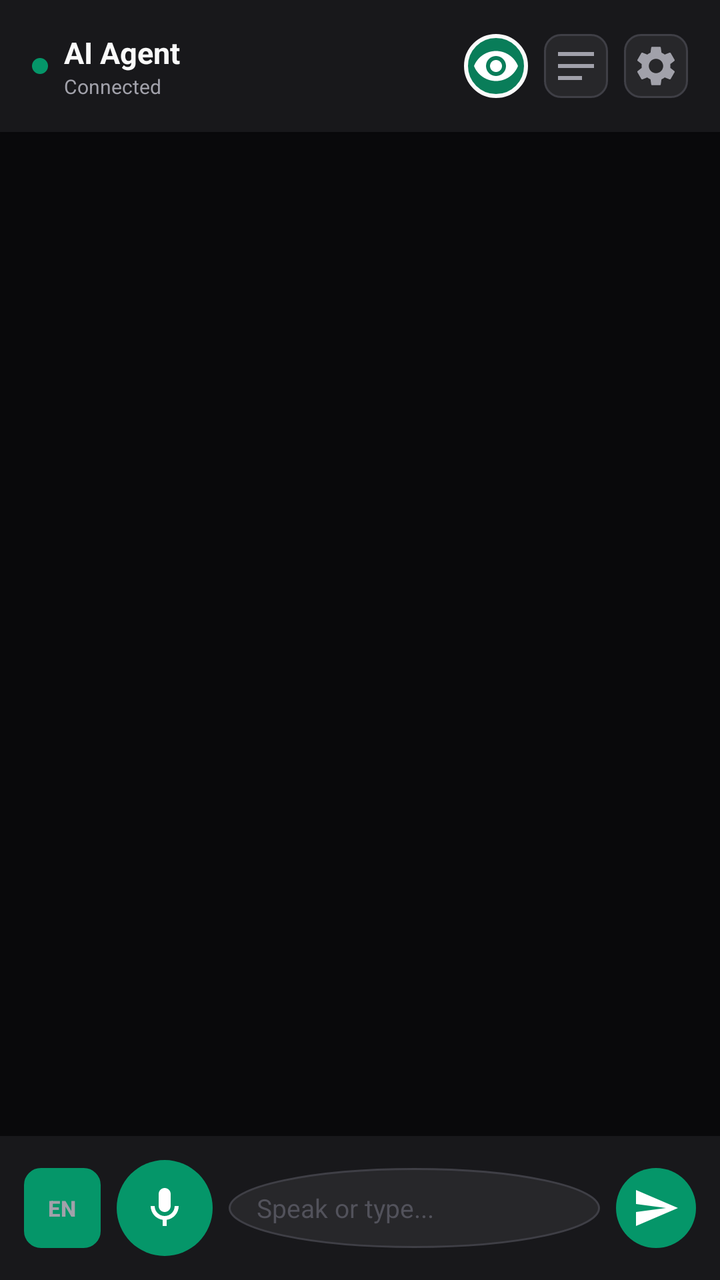
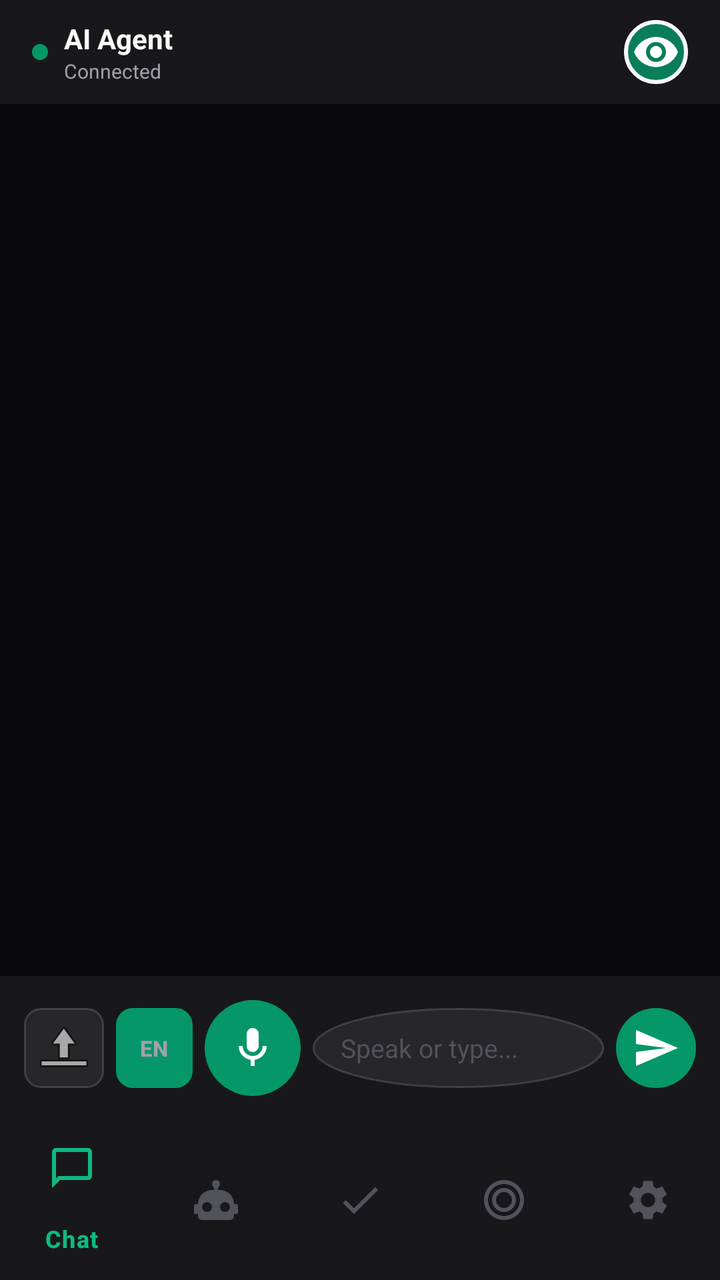

Compare the two renders of this Android layout. The source of the first and the diff that turns it into the second are given below.
<!-- AndroidManifest.xml: application theme Theme.AIAgent -->
<!-- res/layout/activity_main.xml -->
<?xml version="1.0" encoding="utf-8"?>
<androidx.constraintlayout.widget.ConstraintLayout
    xmlns:android="http://schemas.android.com/apk/res/android"
    xmlns:app="http://schemas.android.com/apk/res-auto"
    android:layout_width="match_parent"
    android:layout_height="match_parent"
    android:background="@color/bg_dark"
    android:fitsSystemWindows="true">

    
    <LinearLayout
        android:id="@+id/header"
        android:layout_width="match_parent"
        android:layout_height="wrap_content"
        android:orientation="horizontal"
        android:gravity="center_vertical"
        android:padding="16dp"
        android:background="@color/bg_surface"
        android:elevation="2dp"
        app:layout_constraintTop_toTopOf="parent">

        <View
            android:id="@+id/statusDot"
            android:layout_width="8dp"
            android:layout_height="8dp"
            android:background="@drawable/status_dot"
            android:layout_marginEnd="8dp" />

        <LinearLayout
            android:layout_width="0dp"
            android:layout_height="wrap_content"
            android:layout_weight="1"
            android:orientation="vertical">

            <TextView
                android:layout_width="wrap_content"
                android:layout_height="wrap_content"
                android:text="@string/app_name"
                android:textColor="@color/text_primary"
                android:textSize="15sp"
                android:textStyle="bold" />

            <TextView
                android:id="@+id/statusText"
                android:layout_width="wrap_content"
                android:layout_height="wrap_content"
                android:text="@string/status_connected"
                android:textColor="@color/text_secondary"
                android:textSize="10sp" />
        </LinearLayout>

        <Button
            android:id="@+id/stopSpeakBtn"
            android:layout_width="wrap_content"
            android:layout_height="32dp"
            android:text="@string/stop_speaking"
            android:textSize="11sp"
            android:textColor="@color/accent_emerald_light"
            android:background="@drawable/stop_button_bg"
            android:paddingStart="12dp"
            android:paddingEnd="12dp"
            android:visibility="gone" />

        <ImageButton
            android:id="@+id/overlayBtn"
            android:layout_width="32dp"
            android:layout_height="32dp"
            android:src="@drawable/ic_eye"
            android:background="@drawable/overlay_button_bg"
            android:contentDescription="Toggle floating button"
            android:layout_marginStart="8dp" />

        <ImageButton
            android:id="@+id/rulesBtn"
            android:layout_width="32dp"
            android:layout_height="32dp"
            android:src="@drawable/ic_rules"
            android:background="@drawable/control_button_bg"
            android:contentDescription="Rules and scheduled tasks"
            android:layout_marginStart="8dp" />

        <ImageButton
            android:id="@+id/settingsBtn"
            android:layout_width="32dp"
            android:layout_height="32dp"
            android:src="@drawable/ic_settings"
            android:background="@drawable/control_button_bg"
            android:contentDescription="Settings"
            android:layout_marginStart="8dp" />
    </LinearLayout>

    
    <androidx.recyclerview.widget.RecyclerView
        android:id="@+id/messagesList"
        android:layout_width="match_parent"
        android:layout_height="0dp"
        android:clipToPadding="false"
        android:padding="16dp"
        android:scrollbars="vertical"
        app:layout_constraintTop_toBottomOf="@id/header"
        app:layout_constraintBottom_toTopOf="@id/interimText" />

    
    <TextView
        android:id="@+id/interimText"
        android:layout_width="match_parent"
        android:layout_height="wrap_content"
        android:paddingHorizontal="16dp"
        android:paddingBottom="4dp"
        android:textColor="@color/accent_emerald_light"
        android:textStyle="italic"
        android:textSize="11sp"
        android:visibility="gone"
        app:layout_constraintBottom_toTopOf="@id/footer" />

    
    <LinearLayout
        android:id="@+id/footer"
        android:layout_width="match_parent"
        android:layout_height="wrap_content"
        android:orientation="horizontal"
        android:gravity="center_vertical"
        android:padding="12dp"
        android:background="@color/bg_surface"
        app:layout_constraintBottom_toBottomOf="parent">

        <Button
            android:id="@+id/langBtn"
            android:layout_width="wrap_content"
            android:layout_height="40dp"
            android:minWidth="0dp"
            android:text="EN"
            android:textSize="11sp"
            android:textStyle="bold"
            android:textColor="@color/text_secondary"
            android:background="@drawable/control_button_bg"
            android:paddingStart="12dp"
            android:paddingEnd="12dp"
            android:layout_marginEnd="8dp" />

        <ImageButton
            android:id="@+id/voiceBtn"
            android:layout_width="48dp"
            android:layout_height="48dp"
            android:src="@drawable/ic_mic"
            android:background="@drawable/voice_button_bg"
            android:contentDescription="@string/voice_input"
            android:layout_marginEnd="8dp" />

        <EditText
            android:id="@+id/textInput"
            android:layout_width="0dp"
            android:layout_height="40dp"
            android:layout_weight="1"
            android:hint="@string/hint_speak"
            android:textColorHint="@color/text_muted"
            android:textColor="@color/text_primary"
            android:textSize="13sp"
            android:background="@drawable/input_bg"
            android:paddingStart="14dp"
            android:paddingEnd="14dp"
            android:singleLine="true"
            android:imeOptions="actionSend"
            android:inputType="text" />

        <ImageButton
            android:id="@+id/sendBtn"
            android:layout_width="40dp"
            android:layout_height="40dp"
            android:src="@drawable/ic_send"
            android:background="@drawable/send_button_bg"
            android:contentDescription="@string/send"
            android:enabled="false"
            android:layout_marginStart="8dp" />
    </LinearLayout>

</androidx.constraintlayout.widget.ConstraintLayout>
<!-- resources referenced by this layout -->
<resources>
  <color name="accent_emerald_light">#FF10B981</color>
  <color name="bg_dark">#FF09090B</color>
  <color name="bg_surface">#FF18181B</color>
  <color name="text_muted">#FF52525B</color>
  <color name="text_primary">#FFFAFAFA</color>
  <color name="text_secondary">#FFA1A1AA</color>
  <!-- drawable control_button_bg (drawable) -->
  <shape xmlns:android="http://schemas.android.com/apk/res/android" android:shape="rectangle">
      <solid android:color="@color/bg_surface_variant" />
      <stroke android:width="1dp" android:color="@color/border" />
      <corners android:radius="8dp" />
  </shape>
  <!-- drawable ic_rules (drawable) -->
  <vector xmlns:android="http://schemas.android.com/apk/res/android"
      android:width="24dp"
      android:height="24dp"
      android:viewportWidth="24"
      android:viewportHeight="24"
      android:tint="@color/text_secondary">
      <path
          android:fillColor="@color/text_secondary"
          android:pathData="M3,5h18v2H3V5zM3,11h18v2H3v-2zM3,17h12v2H3v-2z" />
  </vector>
  <!-- drawable ic_settings (drawable) -->
  <vector xmlns:android="http://schemas.android.com/apk/res/android"
      android:width="24dp"
      android:height="24dp"
      android:viewportWidth="24"
      android:viewportHeight="24"
      android:tint="@color/text_secondary">
      <path
          android:fillColor="@color/text_secondary"
          android:pathData="M19.14,12.94c0.04,-0.3 0.06,-0.61 0.06,-0.94c0,-0.32 -0.02,-0.64 -0.07,-0.94l2.03,-1.58c0.18,-0.14 0.23,-0.41 0.12,-0.61l-1.92,-3.32c-0.12,-0.22 -0.37,-0.29 -0.59,-0.22l-2.39,0.96c-0.5,-0.38 -1.03,-0.7 -1.62,-0.94l-0.36,-2.54c-0.04,-0.24 -0.24,-0.41 -0.48,-0.41h-3.84c-0.24,0 -0.43,0.17 -0.47,0.41l-0.36,2.54c-0.59,0.24 -1.13,0.57 -1.62,0.94l-2.39,-0.96c-0.22,-0.08 -0.47,0 -0.59,0.22L2.74,8.87c-0.12,0.21 -0.08,0.47 0.12,0.61l2.03,1.58C4.84,11.36 4.8,11.69 4.8,12s0.02,0.64 0.07,0.94l-2.03,1.58c-0.18,0.14 -0.23,0.41 -0.12,0.61l1.92,3.32c0.12,0.22 0.37,0.29 0.59,0.22l2.39,-0.96c0.5,0.38 1.03,0.7 1.62,0.94l0.36,2.54c0.05,0.24 0.24,0.41 0.48,0.41h3.84c0.24,0 0.44,-0.17 0.47,-0.41l0.36,-2.54c0.59,-0.24 1.13,-0.56 1.62,-0.94l2.39,0.96c0.22,0.08 0.47,0 0.59,-0.22l1.92,-3.32c0.12,-0.22 0.07,-0.47 -0.12,-0.61L19.14,12.94zM12,15.6c-1.98,0 -3.6,-1.62 -3.6,-3.6s1.62,-3.6 3.6,-3.6s3.6,1.62 3.6,3.6S13.98,15.6 12,15.6z" />
  </vector>
  <!-- drawable input_bg (drawable) -->
  <shape xmlns:android="http://schemas.android.com/apk/res/android" android:shape="oval">
      <solid android:color="@color/bg_surface_variant" />
      <stroke android:width="1dp" android:color="@color/border" />
      <corners android:radius="20dp" />
  </shape>
  <!-- drawable overlay_button_bg (drawable) -->
  <shape xmlns:android="http://schemas.android.com/apk/res/android" android:shape="oval">
      <solid android:color="#CC059669" />
      <stroke android:width="2dp" android:color="#FFFAFAFA" />
      <size android:width="48dp" android:height="48dp" />
  </shape>
  <!-- drawable send_button_bg (drawable) -->
  <shape xmlns:android="http://schemas.android.com/apk/res/android" android:shape="oval">
      <solid android:color="@color/accent_emerald" />
  </shape>
  <!-- drawable status_dot (drawable) -->
  <shape xmlns:android="http://schemas.android.com/apk/res/android" android:shape="oval">
      <solid android:color="@color/accent_emerald" />
  </shape>
  <!-- drawable voice_button_bg (drawable) -->
  <shape xmlns:android="http://schemas.android.com/apk/res/android" android:shape="oval">
      <solid android:color="@color/accent_emerald" />
  </shape>
  <string name="app_name">AI Agent</string>
  <string name="hint_speak">Speak or type...</string>
  <string name="send">Send</string>
  <string name="status_connected">Connected</string>
  <string name="stop_speaking">Stop speaking</string>
  <string name="voice_input">Voice input</string>
  <color name="bg_surface_variant">#FF27272A</color>
  <color name="border">#FF3F3F46</color>
  <color name="accent_emerald">#FF059669</color>
  <!-- unchanged entries left out for length: 5 -->
</resources>

<!-- the commit's change to res/layout/activity_main.xml (unified diff, before → after) -->
@@ -11,10 +11,11 @@
     <LinearLayout
         android:id="@+id/header"
         android:layout_width="match_parent"
-        android:layout_height="wrap_content"
+        android:layout_height="52dp"
         android:orientation="horizontal"
         android:gravity="center_vertical"
-        android:padding="16dp"
+        android:paddingStart="16dp"
+        android:paddingEnd="16dp"
         android:background="@color/bg_surface"
         android:elevation="2dp"
         app:layout_constraintTop_toTopOf="parent">
@@ -37,7 +38,7 @@
                 android:layout_height="wrap_content"
                 android:text="@string/app_name"
                 android:textColor="@color/text_primary"
-                android:textSize="15sp"
+                android:textSize="14sp"
                 android:textStyle="bold" />
 
             <TextView
@@ -69,109 +70,124 @@
             android:background="@drawable/overlay_button_bg"
             android:contentDescription="Toggle floating button"
             android:layout_marginStart="8dp" />
-
-        <ImageButton
-            android:id="@+id/rulesBtn"
-            android:layout_width="32dp"
-            android:layout_height="32dp"
-            android:src="@drawable/ic_rules"
-            android:background="@drawable/control_button_bg"
-            android:contentDescription="Rules and scheduled tasks"
-            android:layout_marginStart="8dp" />
-
-        <ImageButton
-            android:id="@+id/settingsBtn"
-            android:layout_width="32dp"
-            android:layout_height="32dp"
-            android:src="@drawable/ic_settings"
-            android:background="@drawable/control_button_bg"
-            android:contentDescription="Settings"
-            android:layout_marginStart="8dp" />
     </LinearLayout>
 
     
-    <androidx.recyclerview.widget.RecyclerView
-        android:id="@+id/messagesList"
+    <LinearLayout
+        android:id="@+id/chatContainer"
         android:layout_width="match_parent"
         android:layout_height="0dp"
-        android:clipToPadding="false"
-        android:padding="16dp"
-        android:scrollbars="vertical"
+        android:orientation="vertical"
         app:layout_constraintTop_toBottomOf="@id/header"
-        app:layout_constraintBottom_toTopOf="@id/interimText" />
+        app:layout_constraintBottom_toTopOf="@id/bottomNav">
+
+        <androidx.recyclerview.widget.RecyclerView
+            android:id="@+id/messagesList"
+            android:layout_width="match_parent"
+            android:layout_height="0dp"
+            android:layout_weight="1"
+            android:clipToPadding="false"
+            android:padding="16dp"
+            android:scrollbars="vertical" />
+
+        <TextView
+            android:id="@+id/interimText"
+            android:layout_width="match_parent"
+            android:layout_height="wrap_content"
+            android:paddingHorizontal="16dp"
+            android:paddingBottom="4dp"
+            android:textColor="@color/accent_emerald_light"
+            android:textStyle="italic"
+            android:textSize="11sp"
+            android:visibility="gone" />
+
+        <LinearLayout
+            android:layout_width="match_parent"
+            android:layout_height="wrap_content"
+            android:orientation="horizontal"
+            android:gravity="center_vertical"
+            android:padding="12dp"
+            android:background="@color/bg_surface">
+
+            <ImageButton
+                android:id="@+id/attachBtn"
+                android:layout_width="40dp"
+                android:layout_height="40dp"
+                android:src="@android:drawable/ic_menu_upload"
+                android:background="@drawable/control_button_bg"
+                android:contentDescription="Attach file"
+                android:layout_marginEnd="6dp" />
+
+            <Button
+                android:id="@+id/langBtn"
+                android:layout_width="wrap_content"
+                android:layout_height="40dp"
+                android:minWidth="0dp"
+                android:text="EN"
+                android:textSize="11sp"
+                android:textStyle="bold"
+                android:textColor="@color/text_secondary"
+                android:background="@drawable/control_button_bg"
+                android:paddingStart="12dp"
+                android:paddingEnd="12dp"
+                android:layout_marginEnd="6dp" />
+
+            <ImageButton
+                android:id="@+id/voiceBtn"
+                android:layout_width="48dp"
+                android:layout_height="48dp"
+                android:src="@drawable/ic_mic"
+                android:background="@drawable/voice_button_bg"
+                android:contentDescription="@string/voice_input"
+                android:layout_marginEnd="6dp" />
+
+            <EditText
+                android:id="@+id/textInput"
+                android:layout_width="0dp"
+                android:layout_height="40dp"
+                android:layout_weight="1"
+                android:hint="@string/hint_speak"
+                android:textColorHint="@color/text_muted"
+                android:textColor="@color/text_primary"
+                android:textSize="13sp"
+                android:background="@drawable/input_bg"
+                android:paddingStart="14dp"
+                android:paddingEnd="14dp"
+                android:singleLine="true"
+                android:imeOptions="actionSend"
+                android:inputType="text" />
+
+            <ImageButton
+                android:id="@+id/sendBtn"
+                android:layout_width="40dp"
+                android:layout_height="40dp"
+                android:src="@drawable/ic_send"
+                android:background="@drawable/send_button_bg"
+                android:contentDescription="@string/send"
+                android:enabled="false"
+                android:layout_marginStart="6dp" />
+        </LinearLayout>
+    </LinearLayout>
 
     
-    <TextView
-        android:id="@+id/interimText"
+    <FrameLayout
+        android:id="@+id/fragmentContainer"
+        android:layout_width="match_parent"
+        android:layout_height="0dp"
+        android:visibility="gone"
+        app:layout_constraintTop_toBottomOf="@id/header"
+        app:layout_constraintBottom_toTopOf="@id/bottomNav" />
+
+    
+    <com.google.android.material.bottomnavigation.BottomNavigationView
+        android:id="@+id/bottomNav"
         android:layout_width="match_parent"
         android:layout_height="wrap_content"
-        android:paddingHorizontal="16dp"
-        android:paddingBottom="4dp"
-        android:textColor="@color/accent_emerald_light"
-        android:textStyle="italic"
-        android:textSize="11sp"
-        android:visibility="gone"
-        app:layout_constraintBottom_toTopOf="@id/footer" />
-
-    
-    <LinearLayout
-        android:id="@+id/footer"
-        android:layout_width="match_parent"
-        android:layout_height="wrap_content"
-        android:orientation="horizontal"
-        android:gravity="center_vertical"
-        android:padding="12dp"
         android:background="@color/bg_surface"
-        app:layout_constraintBottom_toBottomOf="parent">
-
-        <Button
-            android:id="@+id/langBtn"
-            android:layout_width="wrap_content"
-            android:layout_height="40dp"
-            android:minWidth="0dp"
-            android:text="EN"
-            android:textSize="11sp"
-            android:textStyle="bold"
-            android:textColor="@color/text_secondary"
-            android:background="@drawable/control_button_bg"
-            android:paddingStart="12dp"
-            android:paddingEnd="12dp"
-            android:layout_marginEnd="8dp" />
-
-        <ImageButton
-            android:id="@+id/voiceBtn"
-            android:layout_width="48dp"
-            android:layout_height="48dp"
-            android:src="@drawable/ic_mic"
-            android:background="@drawable/voice_button_bg"
-            android:contentDescription="@string/voice_input"
-            android:layout_marginEnd="8dp" />
-
-        <EditText
-            android:id="@+id/textInput"
-            android:layout_width="0dp"
-            android:layout_height="40dp"
-            android:layout_weight="1"
-            android:hint="@string/hint_speak"
-            android:textColorHint="@color/text_muted"
-            android:textColor="@color/text_primary"
-            android:textSize="13sp"
-            android:background="@drawable/input_bg"
-            android:paddingStart="14dp"
-            android:paddingEnd="14dp"
-            android:singleLine="true"
-            android:imeOptions="actionSend"
-            android:inputType="text" />
-
-        <ImageButton
-            android:id="@+id/sendBtn"
-            android:layout_width="40dp"
-            android:layout_height="40dp"
-            android:src="@drawable/ic_send"
-            android:background="@drawable/send_button_bg"
-            android:contentDescription="@string/send"
-            android:enabled="false"
-            android:layout_marginStart="8dp" />
-    </LinearLayout>
+        app:menu="@menu/bottom_nav_menu"
+        app:labelVisibilityMode="selected"
+        app:itemIconTint="@color/nav_item_color"
+        app:itemTextColor="@color/nav_item_color"
+        app:layout_constraintBottom_toBottomOf="parent" />
 
 </androidx.constraintlayout.widget.ConstraintLayout>
<!-- resource entries referenced after the edit -->
@@ -12,28 +12,6 @@
       <stroke android:width="1dp" android:color="@color/border" />
       <corners android:radius="8dp" />
   </shape>
-  <!-- drawable ic_rules (drawable) -->
-  <vector xmlns:android="http://schemas.android.com/apk/res/android"
-      android:width="24dp"
-      android:height="24dp"
-      android:viewportWidth="24"
-      android:viewportHeight="24"
-      android:tint="@color/text_secondary">
-      <path
-          android:fillColor="@color/text_secondary"
-          android:pathData="M3,5h18v2H3V5zM3,11h18v2H3v-2zM3,17h12v2H3v-2z" />
-  </vector>
-  <!-- drawable ic_settings (drawable) -->
-  <vector xmlns:android="http://schemas.android.com/apk/res/android"
-      android:width="24dp"
-      android:height="24dp"
-      android:viewportWidth="24"
-      android:viewportHeight="24"
-      android:tint="@color/text_secondary">
-      <path
-          android:fillColor="@color/text_secondary"
-          android:pathData="M19.14,12.94c0.04,-0.3 0.06,-0.61 0.06,-0.94c0,-0.32 -0.02,-0.64 -0.07,-0.94l2.03,-1.58c0.18,-0.14 0.23,-0.41 0.12,-0.61l-1.92,-3.32c-0.12,-0.22 -0.37,-0.29 -0.59,-0.22l-2.39,0.96c-0.5,-0.38 -1.03,-0.7 -1.62,-0.94l-0.36,-2.54c-0.04,-0.24 -0.24,-0.41 -0.48,-0.41h-3.84c-0.24,0 -0.43,0.17 -0.47,0.41l-0.36,2.54c-0.59,0.24 -1.13,0.57 -1.62,0.94l-2.39,-0.96c-0.22,-0.08 -0.47,0 -0.59,0.22L2.74,8.87c-0.12,0.21 -0.08,0.47 0.12,0.61l2.03,1.58C4.84,11.36 4.8,11.69 4.8,12s0.02,0.64 0.07,0.94l-2.03,1.58c-0.18,0.14 -0.23,0.41 -0.12,0.61l1.92,3.32c0.12,0.22 0.37,0.29 0.59,0.22l2.39,-0.96c0.5,0.38 1.03,0.7 1.62,0.94l0.36,2.54c0.05,0.24 0.24,0.41 0.48,0.41h3.84c0.24,0 0.44,-0.17 0.47,-0.41l0.36,-2.54c0.59,-0.24 1.13,-0.56 1.62,-0.94l2.39,0.96c0.22,0.08 0.47,0 0.59,-0.22l1.92,-3.32c0.12,-0.22 0.07,-0.47 -0.12,-0.61L19.14,12.94zM12,15.6c-1.98,0 -3.6,-1.62 -3.6,-3.6s1.62,-3.6 3.6,-3.6s3.6,1.62 3.6,3.6S13.98,15.6 12,15.6z" />
-  </vector>
   <!-- drawable input_bg (drawable) -->
   <shape xmlns:android="http://schemas.android.com/apk/res/android" android:shape="oval">
       <solid android:color="@color/bg_surface_variant" />
